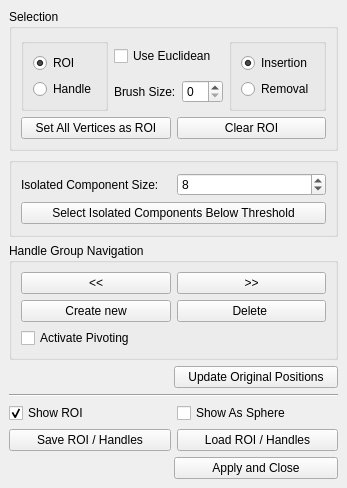
Above: Polyhedron/demo/Polyhedron/Deform_mesh.ui from CGAL/cgal before the change. Below: the same form after it.
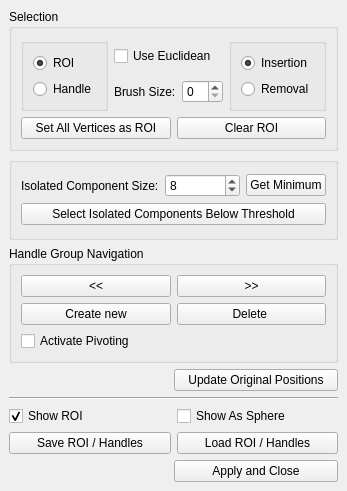
That is the form after the change.

Commit message: Fix rendering - For now just supporting Smooth shading with edges. Add "Get minimum" feature for selecting isolated components

The edit to the form file:
```diff
--- a/Polyhedron/demo/Polyhedron/Deform_mesh.ui
+++ b/Polyhedron/demo/Polyhedron/Deform_mesh.ui
@@ -6,8 +6,8 @@
    <rect>
     <x>0</x>
     <y>0</y>
-    <width>317</width>
-    <height>488</height>
+    <width>327</width>
+    <height>491</height>
    </rect>
   </property>
   <property name="windowTitle">
@@ -146,6 +146,13 @@
              </property>
             </widget>
            </item>
+           <item>
+            <widget class="QPushButton" name="Get_minimum_button">
+             <property name="text">
+              <string>Get Minimum</string>
+             </property>
+            </widget>
+           </item>
           </layout>
          </item>
          <item>
```
The commit also changes 3 other files.
